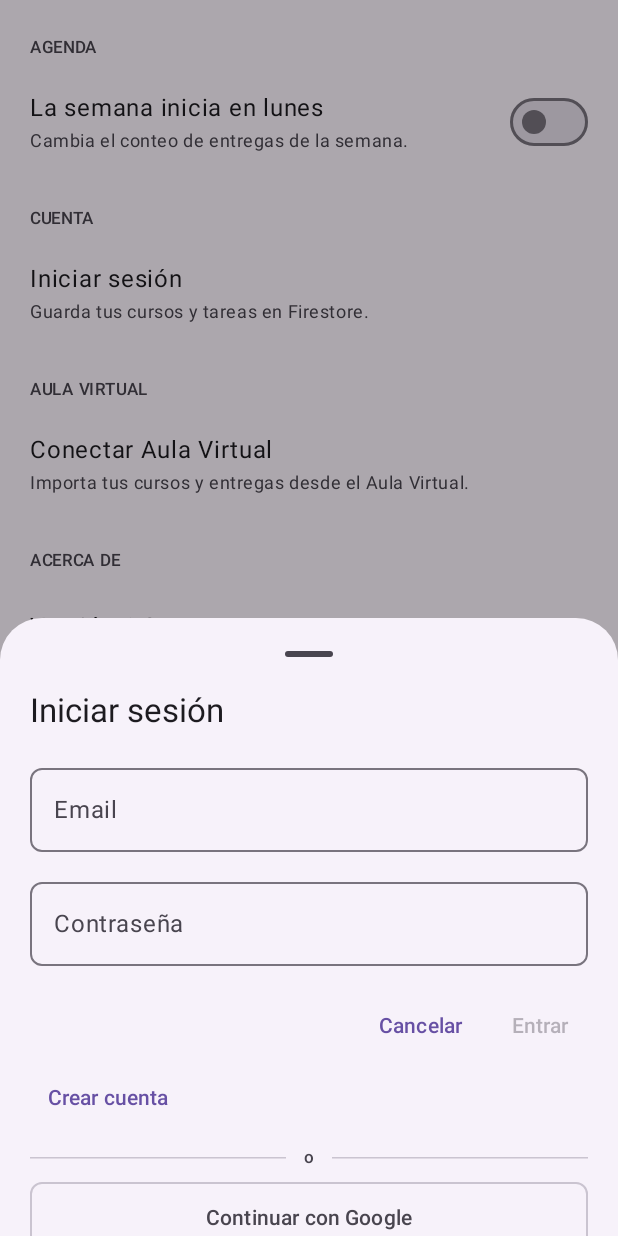
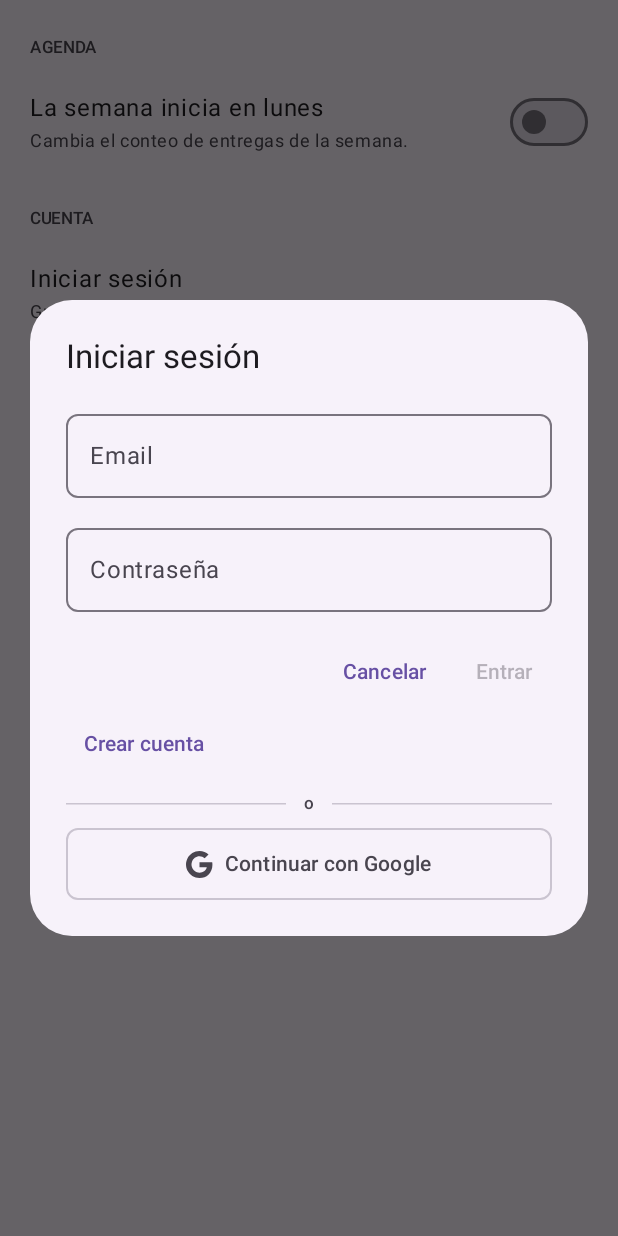
Before and after one commit to agustin-meza99/NotallyU-UNAMAD, an Android app built with Jetpack Compose: the composable SettingsScreen shown on its own in the app's theme, after a tap on "Iniciar sesión", on a phone screen of 412 x 824 dp. Run offline under Robolectric (Android 15) with nearby library versions, the phone set to English and light mode, and no system bars; our stand-ins replace Firebase (no records; nobody signed in at launch, a user with empty details on screens opened directly); Roboto replaces fonts that are not available here; 6 statements that could not run were skipped; 1 other tap on this screen came first.

Commit message:
feat(auth): login en dialogo y logo de Google
Dialogo centrado que no se corta con la barra de navegacion ni el teclado (scroll + imePadding), icono oficial de Google de 4 colores en el boton y estado del formulario preservado al cerrar. Sin cambios en la logica de auth.

```diff
--- a/app/src/main/java/com/example/notally/ui/settings/SettingsScreen.kt
+++ b/app/src/main/java/com/example/notally/ui/settings/SettingsScreen.kt
@@ -8,17 +8,24 @@ import androidx.compose.foundation.layout.PaddingValues
 import androidx.compose.foundation.layout.Row
 import androidx.compose.foundation.layout.Spacer
 import androidx.compose.foundation.layout.WindowInsets
+import androidx.compose.foundation.layout.WindowInsetsSides
 import androidx.compose.foundation.layout.fillMaxHeight
 import androidx.compose.foundation.layout.fillMaxSize
 import androidx.compose.foundation.layout.fillMaxWidth
 import androidx.compose.foundation.layout.height
 import androidx.compose.foundation.layout.heightIn
+import androidx.compose.foundation.layout.imePadding
+import androidx.compose.foundation.layout.navigationBarsPadding
+import androidx.compose.foundation.layout.only
 import androidx.compose.foundation.layout.padding
 import androidx.compose.foundation.layout.safeDrawing
+import androidx.compose.foundation.layout.size
 import androidx.compose.foundation.layout.width
 import androidx.compose.foundation.layout.widthIn
 import androidx.compose.foundation.layout.windowInsetsPadding
 import androidx.compose.foundation.lazy.LazyColumn
+import androidx.compose.foundation.rememberScrollState
+import androidx.compose.foundation.verticalScroll
 import androidx.compose.foundation.selection.toggleable
 import androidx.compose.foundation.text.KeyboardActions
 import androidx.compose.foundation.text.KeyboardOptions
@@ -27,6 +34,7 @@ import androidx.compose.material3.ButtonDefaults
 import androidx.compose.material3.CircularProgressIndicator
 import androidx.compose.material3.ExperimentalMaterial3Api
 import androidx.compose.material3.HorizontalDivider
+import androidx.compose.material3.Icon
 import androidx.compose.material3.LinearProgressIndicator
 import androidx.compose.material3.MaterialTheme
 import androidx.compose.material3.ModalBottomSheet
@@ -34,6 +42,7 @@ import androidx.compose.material3.OutlinedButton
 import androidx.compose.material3.OutlinedTextField
 import androidx.compose.material3.SnackbarHost
 import androidx.compose.material3.SnackbarHostState
+import androidx.compose.material3.Surface
 import androidx.compose.material3.Switch
 import androidx.compose.material3.SwitchDefaults
 import androidx.compose.material3.Text
@@ -50,6 +59,7 @@ import androidx.compose.ui.Alignment
 import androidx.compose.ui.Modifier
 import androidx.compose.ui.focus.onFocusChanged
 import androidx.compose.ui.platform.LocalContext
+import androidx.compose.ui.res.painterResource
 import androidx.compose.ui.res.pluralStringResource
 import androidx.compose.ui.res.stringResource
 import androidx.compose.ui.semantics.Role
@@ -59,6 +69,8 @@ import androidx.compose.ui.text.input.ImeAction
 import androidx.compose.ui.text.input.KeyboardType
 import androidx.compose.ui.text.input.PasswordVisualTransformation
 import androidx.compose.ui.unit.dp
+import androidx.compose.ui.window.Dialog
+import androidx.compose.ui.window.DialogProperties
 import androidx.lifecycle.compose.collectAsStateWithLifecycle
 import androidx.lifecycle.viewmodel.compose.viewModel
 import com.example.notally.R
@@ -100,11 +112,19 @@ fun SettingsScreen(
 
     var hojaAulaVisible by rememberSaveable { mutableStateOf(false) }
     var hojaCuentaVisible by rememberSaveable { mutableStateOf(false) }
+    var cuentaEmail by rememberSaveable { mutableStateOf("") }
+    var cuentaPassword by rememberSaveable { mutableStateOf("") }
+    var cuentaModoCrear by rememberSaveable { mutableStateOf(false) }
     var confirmarDesconexion by remember { mutableStateOf(false) }
     val snackbar = remember { SnackbarHostState() }
 
     LaunchedEffect(usuario) {
-        if (usuario != null) hojaCuentaVisible = false
+        if (usuario != null) {
+            hojaCuentaVisible = false
+            cuentaEmail = ""
+            cuentaPassword = ""
+            cuentaModoCrear = false
+        }
     }
 
     LaunchedEffect(viewModel) {
@@ -316,10 +336,23 @@ fun SettingsScreen(
     if (hojaCuentaVisible && usuario == null) {
         HojaCuenta(
             estado = estadoCuenta,
+            email = cuentaEmail,
+            alCambiarEmail = { cuentaEmail = it },
+            password = cuentaPassword,
+            alCambiarPassword = { cuentaPassword = it },
+            modoCrear = cuentaModoCrear,
+            alCambiarModo = { cuentaModoCrear = it },
             alEntrar = viewModel::iniciarSesion,
             alCrear = viewModel::crearCuenta,
             alGoogle = iniciarConGoogle,
-            alDescartar = {
+            alCerrar = {
+                hojaCuentaVisible = false
+                viewModel.descartarErrorCuenta()
+            },
+            alCancelar = {
+                cuentaEmail = ""
+                cuentaPassword = ""
+                cuentaModoCrear = false
                 hojaCuentaVisible = false
                 viewModel.descartarErrorCuenta()
             },
@@ -452,18 +485,21 @@ private fun FilaCuentaConSesion(
     }
 }
 
-@OptIn(ExperimentalMaterial3Api::class)
 @Composable
 private fun HojaCuenta(
     estado: EstadoCuenta,
+    email: String,
+    alCambiarEmail: (String) -> Unit,
+    password: String,
+    alCambiarPassword: (String) -> Unit,
+    modoCrear: Boolean,
+    alCambiarModo: (Boolean) -> Unit,
     alEntrar: (email: String, password: String) -> Unit,
     alCrear: (email: String, password: String) -> Unit,
     alGoogle: () -> Unit,
-    alDescartar: () -> Unit,
+    alCerrar: () -> Unit,
+    alCancelar: () -> Unit,
 ) {
-    var email by remember { mutableStateOf("") }
-    var password by remember { mutableStateOf("") }
-    var modoCrear by remember { mutableStateOf(false) }
     val cargando = estado.cargando
     val puedeEnviar = email.isNotBlank() && password.isNotBlank() && !cargando
     val enviar = {
@@ -472,16 +508,38 @@ private fun HojaCuenta(
         }
     }
 
-    ModalBottomSheet(
-        onDismissRequest = alDescartar,
+    Dialog(
+        onDismissRequest = alCerrar,
+        properties = DialogProperties(
+            usePlatformDefaultWidth = false,
+            decorFitsSystemWindows = false,
+        ),
+    ) {
+        Box(
+            modifier = Modifier
+                .fillMaxSize()
+                .windowInsetsPadding(
+                    WindowInsets.safeDrawing.only(
+                        WindowInsetsSides.Top + WindowInsetsSides.Horizontal,
+                    ),
+                )
+                .navigationBarsPadding()
+                .imePadding()
+                .padding(horizontal = 20.dp, vertical = 24.dp),
+            contentAlignment = Alignment.Center,
+        ) {
+            Surface(
                 shape = FormaNotally.xl,
-        containerColor = MaterialTheme.colorScheme.surfaceContainerLow,
-        scrimColor = MaterialTheme.colorScheme.scrim.copy(alpha = 0.32f),
+                color = MaterialTheme.colorScheme.surfaceContainerLow,
+                tonalElevation = 3.dp,
+                modifier = Modifier
+                    .widthIn(max = 440.dp)
+                    .fillMaxWidth(),
             ) {
                 Column(
                     modifier = Modifier
-                .fillMaxWidth()
-                .padding(start = 20.dp, end = 20.dp, bottom = 24.dp),
+                        .verticalScroll(rememberScrollState())
+                        .padding(24.dp),
                 ) {
                     Text(
                         text = stringResource(
@@ -497,7 +555,7 @@ private fun HojaCuenta(
                     Spacer(Modifier.height(16.dp))
                     OutlinedTextField(
                         value = email,
-                onValueChange = { email = it },
+                        onValueChange = alCambiarEmail,
                         label = { Text(stringResource(R.string.settings_account_email)) },
                         singleLine = true,
                         enabled = !cargando,
@@ -511,7 +569,7 @@ private fun HojaCuenta(
                     Spacer(Modifier.height(12.dp))
                     OutlinedTextField(
                         value = password,
-                onValueChange = { password = it },
+                        onValueChange = alCambiarPassword,
                         label = { Text(stringResource(R.string.settings_account_password)) },
                         singleLine = true,
                         enabled = !cargando,
@@ -557,7 +615,7 @@ private fun HojaCuenta(
                         verticalAlignment = Alignment.CenterVertically,
                     ) {
                         TextButton(
-                    onClick = alDescartar,
+                            onClick = alCancelar,
                             enabled = !cargando,
                         ) {
                             Text(stringResource(R.string.action_cancel))
@@ -579,7 +637,7 @@ private fun HojaCuenta(
                         }
                     }
                     TextButton(
-                onClick = { modoCrear = !modoCrear },
+                        onClick = { alCambiarModo(!modoCrear) },
                         enabled = !cargando,
                     ) {
                         Text(
@@ -616,7 +674,15 @@ private fun HojaCuenta(
                             .fillMaxWidth()
                             .heightIn(min = 48.dp),
                     ) {
+                        Icon(
+                            painter = painterResource(R.drawable.ic_google),
+                            contentDescription = null,
+                            modifier = Modifier.size(18.dp),
+                        )
+                        Spacer(Modifier.width(8.dp))
                         Text(stringResource(R.string.settings_account_continue_google))
+                    }
+                }
             }
         }
     }
--- /dev/null
+++ b/app/src/main/res/drawable/ic_google.xml
@@ -0,0 +1,18 @@
+<vector xmlns:android="http://schemas.android.com/apk/res/android"
+    android:width="24dp"
+    android:height="24dp"
+    android:viewportWidth="24"
+    android:viewportHeight="24">
+    <path
+        android:fillColor="#4285F4"
+        android:pathData="M23.49,12.27c0,-0.79 -0.07,-1.54 -0.19,-2.27H12v4.51h6.47c-0.29,1.48 -1.14,2.73 -2.4,3.58v3h3.86c2.26,-2.09 3.56,-5.17 3.56,-8.82z" />
+    <path
+        android:fillColor="#34A853"
+        android:pathData="M12,24c3.24,0 5.95,-1.08 7.93,-2.91l-3.86,-3c-1.08,0.72 -2.45,1.16 -4.07,1.16 -3.13,0 -5.78,-2.11 -6.73,-4.96H1.29v3.09C3.26,21.3 7.31,24 12,24z" />
+    <path
+        android:fillColor="#FBBC05"
+        android:pathData="M5.27,14.29c-0.25,-0.72 -0.38,-1.49 -0.38,-2.29s0.14,-1.57 0.38,-2.29V6.62H1.29C0.47,8.24 0,10.06 0,12s0.47,3.76 1.29,5.38l3.98,-3.09z" />
+    <path
+        android:fillColor="#EA4335"
+        android:pathData="M12,4.75c1.77,0 3.35,0.61 4.6,1.8l3.42,-3.42C17.95,1.19 15.24,0 12,0 7.31,0 3.26,2.7 1.29,6.62l3.98,3.09C6.22,6.86 8.87,4.75 12,4.75z" />
+</vector>
```
Lines whose indentation alone changed are shown as unchanged.
